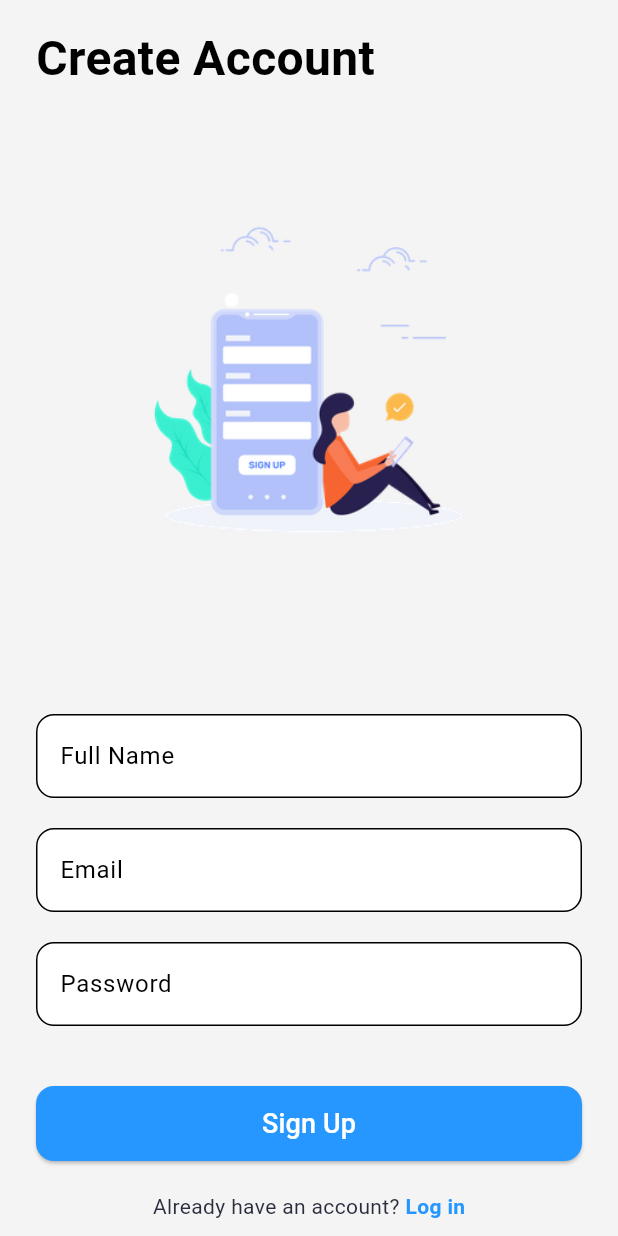
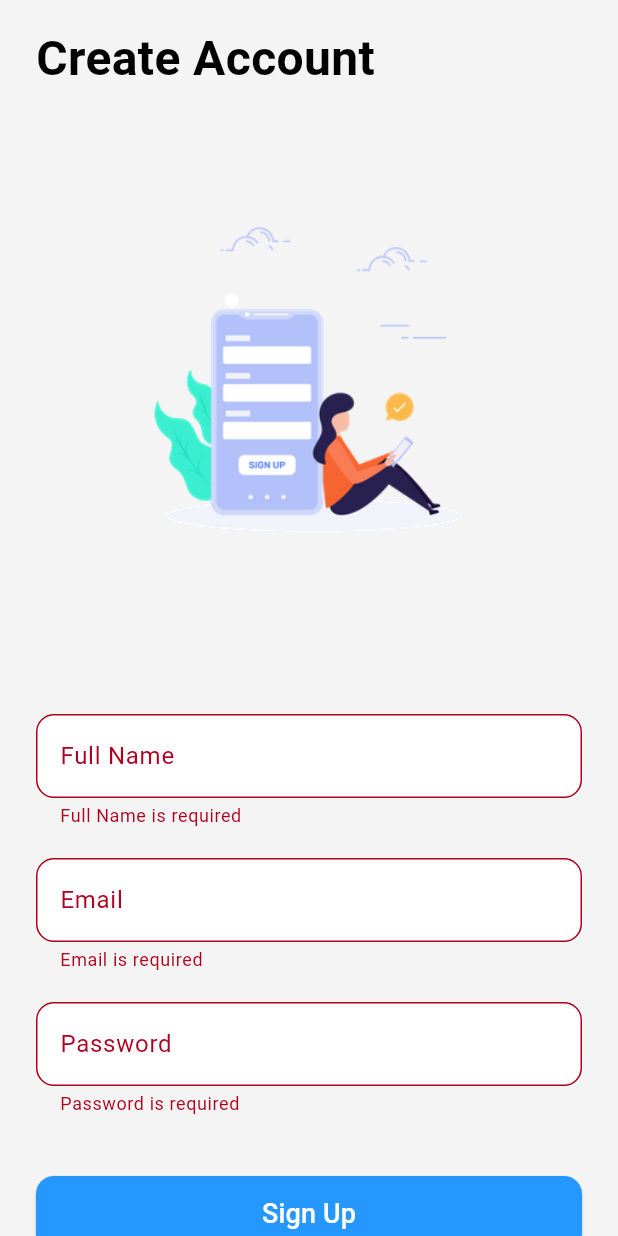
Before and after one commit to AhmadSerhall/Calendo, a Flutter app: the screen it shows after launch, after a tap on "Sign Up", on a phone screen of 412 x 824 dp. Run offline on Flutter 3.47's test engine with Material 3 defaults, Android fonts, the light colour scheme and no system bars; our stand-ins replace flutter_riverpod, flutter_svg, sizer, sqflite_common_ffi, toastification; missing offline and left inert: flexify; accounts and stored records are empty.

Commit message:
added the text field component

```diff
--- a/lib/features/auth/presentation/pages/signup_screen.dart
+++ b/lib/features/auth/presentation/pages/signup_screen.dart
@@ -1,6 +1,6 @@
 import 'package:flutter/material.dart';
-//import 'package:firebase_auth/firebase_auth.dart';
 import 'login_screen.dart';
+import '../components/TextField/custom_text_field.dart';
 
 class SignUpScreen extends StatefulWidget {
   const SignUpScreen({super.key});
@@ -15,8 +15,6 @@ class _SignUpScreenState extends State<SignUpScreen>
   late Animation<double> _fadeIn;
 
   final _formKey = GlobalKey<FormState>();
-
-  // ✅ Text controllers
   final _nameController = TextEditingController();
   final _emailController = TextEditingController();
   final _passwordController = TextEditingController();
@@ -39,38 +37,6 @@ class _SignUpScreenState extends State<SignUpScreen>
     _emailController.dispose();
     _passwordController.dispose();
     super.dispose();
-  }
-
-  Widget buildTextField(
-    String label,
-    bool isPassword,
-    TextInputType type,
-    TextEditingController controller,
-  ) {
-    return Padding(
-      padding: const EdgeInsets.symmetric(vertical: 10.0),
-      child: TextFormField(
-        controller: controller,
-        obscureText: isPassword,
-        keyboardType: type,
-        decoration: InputDecoration(
-          labelText: label,
-          filled: true,
-          fillColor: Colors.white,
-          border: OutlineInputBorder(borderRadius: BorderRadius.circular(12)),
-          focusedBorder: OutlineInputBorder(
-            borderSide: const BorderSide(color: Color(0xFF2697FF), width: 2),
-            borderRadius: BorderRadius.circular(12),
-          ),
-        ),
-        validator: (value) {
-          if (value == null || value.isEmpty) {
-            return '$label is required';
-          }
-          return null;
-        },
-      ),
-    );
   }
 
   @override
@@ -113,27 +79,25 @@ class _SignUpScreenState extends State<SignUpScreen>
                     key: _formKey,
                     child: Column(
                       children: [
-                        buildTextField(
-                          "Full Name",
-                          false,
-                          TextInputType.name,
-                          _nameController,
+                        CustomTextField(
+                          label: "Full Name",
+                          isPassword: false,
+                          inputType: TextInputType.name,
+                          controller: _nameController,
                         ),
-                        buildTextField(
-                          "Email",
-                          false,
-                          TextInputType.emailAddress,
-                          _emailController,
+                        CustomTextField(
+                          label: "Email",
+                          isPassword: false,
+                          inputType: TextInputType.emailAddress,
+                          controller: _emailController,
                         ),
-                        buildTextField(
-                          "Password",
-                          true,
-                          TextInputType.visiblePassword,
-                          _passwordController,
+                        CustomTextField(
+                          label: "Password",
+                          isPassword: true,
+                          inputType: TextInputType.visiblePassword,
+                          controller: _passwordController,
                         ),
                         const SizedBox(height: 30),
-
-                        // 🔐 Firebase Sign Up
                         SizedBox(
                           width: double.infinity,
                           height: 50,
@@ -145,34 +109,13 @@ class _SignUpScreenState extends State<SignUpScreen>
                               ),
                             ),
                             onPressed: () {
-                              // if (_formKey.currentState!.validate()) {
-                              //   try {
-                              //     await FirebaseAuth.instance
-                              //         .createUserWithEmailAndPassword(
-                              //       email: _emailController.text.trim(),
-                              //       password: _passwordController.text.trim(),
-                              //     );
-
-                              //     ScaffoldMessenger.of(context).showSnackBar(
-                              //       const SnackBar(
-                              //           content: Text("Sign-up successful!")),
-                              //     );
-
-                              //     Navigator.pushReplacement(
-                              //       context,
-                              //       MaterialPageRoute(
-                              //         builder: (_) => const LoginScreen(),
-                              //       ),
-                              //     );
-                              //   } on FirebaseAuthException catch (e) {
-                              //     String error = e.message ?? "Unknown error";
-                              //     ScaffoldMessenger.of(context).showSnackBar(
-                              //       SnackBar(
-                              //           content:
-                              //               Text("Sign-up failed: $error")),
-                              //     );
-                              //   }
-                              // }
+                              if (_formKey.currentState!.validate()) {
+                                ScaffoldMessenger.of(context).showSnackBar(
+                                  const SnackBar(
+                                    content: Text("Sign-up successful!"),
+                                  ),
+                                );
+                              }
                             },
                             child: const Text(
                               "Sign Up",
@@ -183,8 +126,10 @@ class _SignUpScreenState extends State<SignUpScreen>
                             ),
                           ),
                         ),
+                      ],
+                    ),
+                  ),
                   const SizedBox(height: 20),
-
                   Row(
                     mainAxisAlignment: MainAxisAlignment.center,
                     children: [
@@ -211,9 +156,6 @@ class _SignUpScreenState extends State<SignUpScreen>
                 ],
               ),
             ),
-                ],
-              ),
-            ),
           ),
         ),
       ),
```
Also changed, not shown: lib/features/auth/presentation/pages/login_screen.dart (+17 -41 lines). Lines whose indentation alone changed are shown as unchanged.
